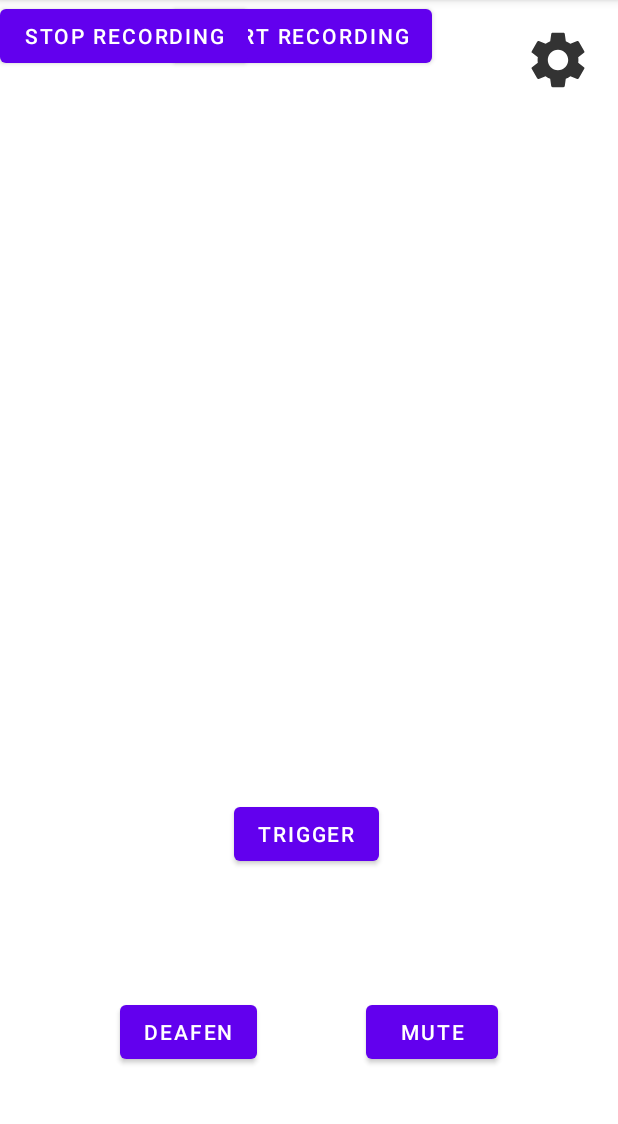
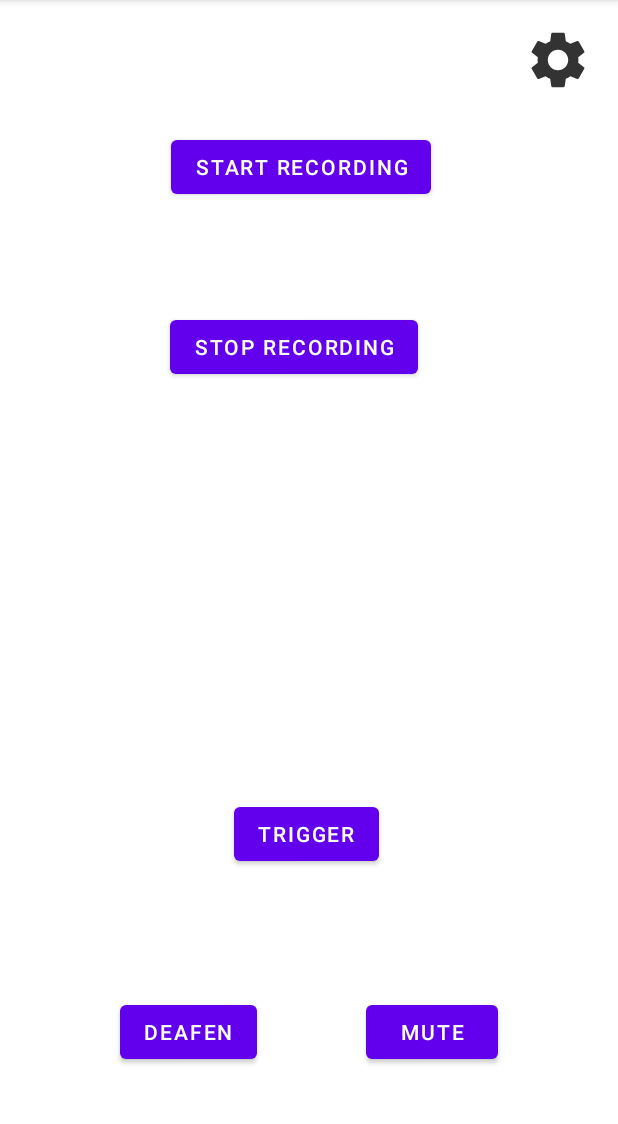
Before and after one commit to ShaqibRahman/CAPSTONE, an Android app: the screen it shows after launch (MainActivity), on a phone screen of 412 x 824 dp, the part 84-1208 px from its top. Run offline under Robolectric (Android 15) with nearby library versions, the phone set to English and light mode, and no system bars.

Commit message:
Minor Changes
Constrained buttons.
User volume recorded before muting.

```diff
--- a/Deafen_app/app/src/main/java/com/example/deafen_prototype/RecordingService.java
+++ b/Deafen_app/app/src/main/java/com/example/deafen_prototype/RecordingService.java
@@ -23,6 +23,7 @@ public class RecordingService extends Service {
 
     private static int DEAFEN_FLAG = 0;
     private static int THRESHOLD = 180;
+    private static int user_volume=0;
 
     @Override
     //service starts on this method
@@ -51,7 +52,7 @@ public class RecordingService extends Service {
 
     //AUDIO RECORDING
     //recording parameters
-    private static final int SAMPLE_RATE = 4000; //this is something to play with to see if increased sample rate really changes functionality at all, or alternatively what the lowest possible rate is
+    private static final int SAMPLE_RATE = 40100; //this is something to play with to see if increased sample rate really changes functionality at all, or alternatively what the lowest possible rate is
     private static final int CHANNELS = AudioFormat.CHANNEL_IN_MONO;
     private static final int AUDIO_ENCODING = AudioFormat.ENCODING_PCM_16BIT; //PCM 16 bit is the same as wav file, although wav samples at 44.1kHz
 
@@ -106,13 +107,14 @@ public class RecordingService extends Service {
     private void flagZeroAction(){
 
         //this is triggered when the flag goes from 1 to 0
+        user_volume=audioManager.getStreamVolume(AudioManager.STREAM_MUSIC);
         audioManager.setStreamVolume(AudioManager.STREAM_MUSIC,0,AudioManager.FLAG_SHOW_UI);
     }
 
     private void flagOneAction(){
 
         //this is triggered when the flag goes from 0 to 1
-        audioManager.setStreamVolume(AudioManager.STREAM_MUSIC,10,AudioManager.FLAG_SHOW_UI);
+        audioManager.setStreamVolume(AudioManager.STREAM_MUSIC,user_volume,AudioManager.FLAG_SHOW_UI);
     }
 
 
@@ -130,7 +132,9 @@ public class RecordingService extends Service {
         }
         //try changing to MediaRecorder.AudioSource.UNPROCESSED
 
+        //initialize recorder
         recorder = new AudioRecord(MediaRecorder.AudioSource.UNPROCESSED, SAMPLE_RATE, CHANNELS, AUDIO_ENCODING, BufferElements2Rec * BytesPerElement);
+        user_volume=audioManager.getStreamVolume(AudioManager.STREAM_MUSIC); //get the current volume
 
         isRecording = true;
         Toast.makeText(this,"Recording Thread Starting", Toast.LENGTH_SHORT).show();
--- a/Deafen_app/app/src/main/res/layout/activity_main.xml
+++ b/Deafen_app/app/src/main/res/layout/activity_main.xml
@@ -44,11 +44,16 @@
         android:id="@+id/button3"
         android:layout_width="wrap_content"
         android:layout_height="wrap_content"
+        android:layout_marginStart="113dp"
+        android:layout_marginTop="105dp"
         android:layout_marginEnd="124dp"
+        android:layout_marginBottom="36dp"
         android:onClick="testAudio"
         android:text="Start Recording"
+        app:layout_constraintBottom_toTopOf="@+id/button4"
         app:layout_constraintEnd_toEndOf="parent"
-        tools:layout_editor_absoluteY="105dp" />
+        app:layout_constraintStart_toStartOf="parent"
+        app:layout_constraintTop_toTopOf="parent" />
 
     <Button
         android:id="@+id/Trigger"
@@ -65,9 +70,16 @@
         android:id="@+id/button4"
         android:layout_width="wrap_content"
         android:layout_height="wrap_content"
+        android:layout_marginStart="113dp"
+        android:layout_marginTop="36dp"
+        android:layout_marginEnd="133dp"
+        android:layout_marginBottom="295dp"
         android:onClick="stopRecording"
         android:text="Stop Recording"
-        tools:layout_editor_absoluteX="113dp"
-        tools:layout_editor_absoluteY="189dp" />
+        app:layout_constraintBottom_toTopOf="@+id/Trigger"
+        app:layout_constraintEnd_toEndOf="parent"
+        app:layout_constraintHorizontal_bias="1.0"
+        app:layout_constraintStart_toStartOf="parent"
+        app:layout_constraintTop_toBottomOf="@+id/button3" />
 
 </androidx.constraintlayout.widget.ConstraintLayout>
```
Also changed, not shown: 2 other files.
